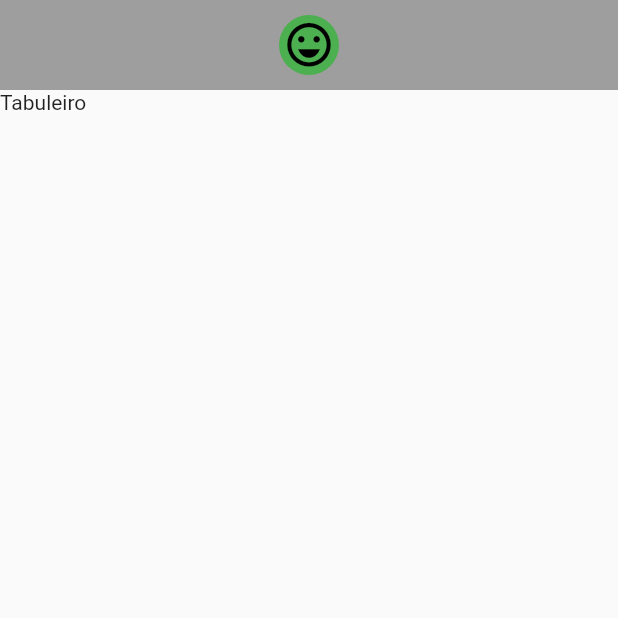
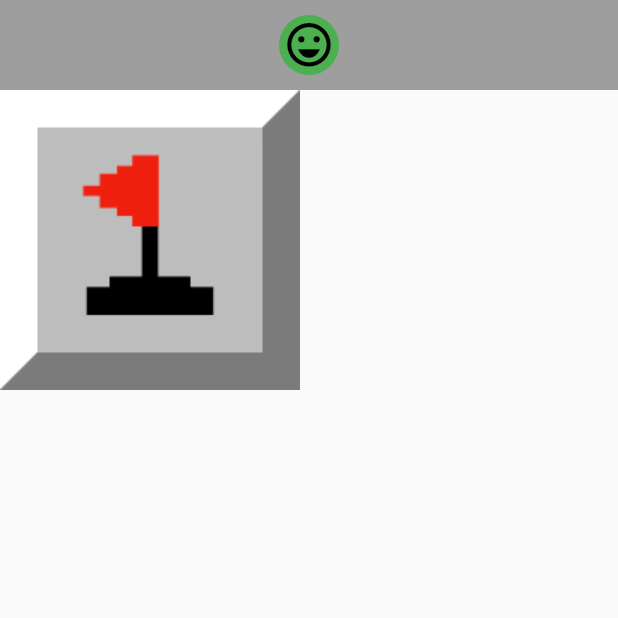
Before and after one commit to s7Thiago/campo_minado, a Flutter app: the screen it shows after launch, on a phone screen of 412 x 824 dp, the top half of it. Run offline on Flutter 3.47's test engine with Material 2 defaults, Android fonts, the phone set to English and light mode, and no system bars.

Commit message:
Field component

```diff
--- /dev/null
+++ b/lib/components/campo_widget.dart
@@ -0,0 +1,41 @@
+import 'package:campo_minado/models/campo.dart';
+import 'package:flutter/material.dart';
+
+class CampoWidget extends StatelessWidget {
+  // Encapsula todas as propriedades e comportamentos de um campo
+  final Campo campo;
+  final void Function(Campo) onOpen;
+  final void Function(Campo) switchMarcacao;
+
+  const CampoWidget({
+    Key? key,
+    required this.campo,
+    required this.onOpen,
+    required this.switchMarcacao,
+  }) : super(key: key);
+
+  Widget _getImage() {
+    int qtdeMinas = campo.qtdeMinasNaVizinhanca;
+    if (campo.aberto && campo.minado && campo.explodido) {
+      return Image.asset('assets/images/bomba_0.jpeg');
+    }
+    if (campo.aberto && campo.minado) {
+      return Image.asset('assets/images/bomba_1.jpeg');
+    } else if (campo.aberto) {
+      return Image.asset('assets/images/aberto_$qtdeMinas.jpeg');
+    } else if (campo.marcado) {
+      return Image.asset('assets/images/bandeira.jpeg');
+    } else {
+      return Image.asset('assets/images/fechado.jpeg');
+    }
+  }
+
+  @override
+  Widget build(BuildContext context) {
+    return InkWell(
+      onTap: () => onOpen(campo),
+      onLongPress: () => switchMarcacao(campo),
+      child: _getImage(),
+    );
+  }
+}
--- a/lib/screens/campo_minado_app.dart
+++ b/lib/screens/campo_minado_app.dart
@@ -1,20 +1,47 @@
+import 'package:campo_minado/components/campo_widget.dart';
 import 'package:campo_minado/components/resultado_widget.dart';
+import 'package:campo_minado/models/campo.dart';
+import 'package:campo_minado/models/explosao_exception.dart';
 import 'package:flutter/material.dart';
 
 class CampoMinadoApp extends StatelessWidget {
   const CampoMinadoApp({Key? key}) : super(key: key);
 
-  _reiniciar() {
+  void _reiniciar() {
     print('reiniciar...');
+  }
+
+  void _abrir(Campo c) {
+    print('abrir...');
+  }
+
+  void _alternarMarcacao(Campo c) {
+    print('alternarMarcacao...');
   }
 
   @override
   Widget build(BuildContext context) {
+    Campo vizinho1 = Campo(linha: 1, coluna: 0);
+    vizinho1.minar();
+
+    Campo vizinho2 = Campo(linha: 1, coluna: 0);
+    vizinho2.minar();
+
+    Campo campo = Campo(linha: 0, coluna: 0);
+    campo.adicionarVizinho(vizinho1);
+    campo.adicionarVizinho(vizinho2);
+
+    try {
+      // campo.minar();
+      campo.alternarMarcacao();
+    } on ExplosaoException {}
+
     return MaterialApp(
       home: Scaffold(
         appBar: ResultadoWidget(venceu: true, onRestart: _reiniciar),
         body: Container(
-          child: const Text('Tabuleiro'),
+          child: CampoWidget(
+              campo: campo, onOpen: _abrir, switchMarcacao: _alternarMarcacao),
         ),
       ),
     );
--- a/pubspec.yaml
+++ b/pubspec.yaml
@@ -70,6 +70,7 @@ flutter:
     - assets/images/aberto_8.jpeg
     - assets/images/bomba_0.jpeg
     - assets/images/bomba_1.jpeg
+    - assets/images/bandeira.jpeg
     - assets/images/fechado.jpeg
 
   # An image asset can refer to one or more resolution-specific "variants", see
```
